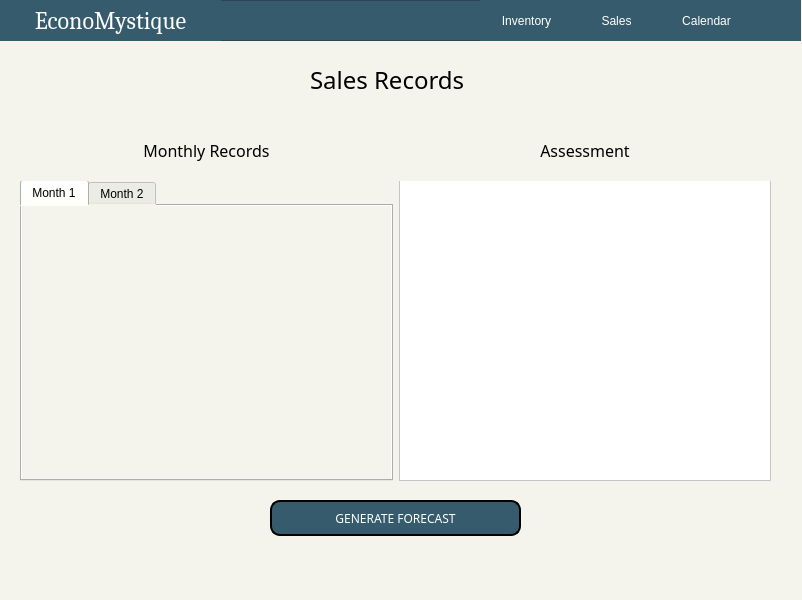
Before: the Qt Designer form sales.ui in ongchangco/Economystique2, drawn with Qt 5.
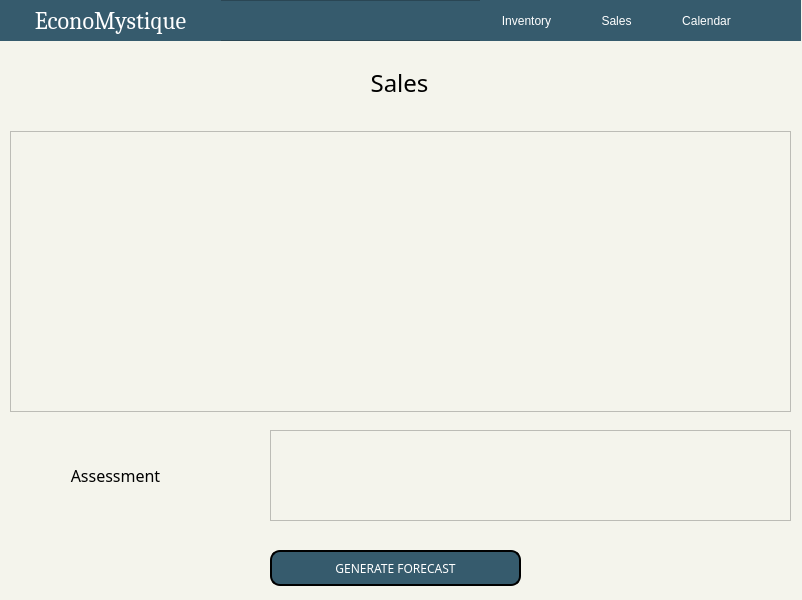
After: the same form once the commit is applied. Icons and pictures are not drawn.

Commit message: Main Inventory to Sales, Inventory to Inventory Removed Go Back for Inventory Added Item Button for Inventory

Diff of the .ui file:
```diff
--- a/sales.ui
+++ b/sales.ui
@@ -23,125 +23,6 @@
 color: black;
 </string>
   </property>
-  <widget class="QWidget" name="horizontalLayoutWidget">
-   <property name="geometry">
-    <rect>
-     <x>20</x>
-     <y>180</y>
-     <width>751</width>
-     <height>301</height>
-    </rect>
-   </property>
-   <layout class="QHBoxLayout" name="horizontalLayout">
-    <item>
-     <widget class="QTabWidget" name="tabWidget">
-      <property name="tabShape">
-       <enum>QTabWidget::Rounded</enum>
-      </property>
-      <property name="currentIndex">
-       <number>0</number>
-      </property>
-      <widget class="QWidget" name="tab_1">
-       <attribute name="title">
-        <string>Month 1</string>
-       </attribute>
-      </widget>
-      <widget class="QWidget" name="tab_2">
-       <attribute name="title">
-        <string>Month 2</string>
-       </attribute>
-      </widget>
-     </widget>
-    </item>
-    <item>
-     <widget class="QListView" name="assessmentListView">
-      <property name="styleSheet">
-       <string notr="true">background-color: white;
-color: black;
-</string>
-      </property>
-     </widget>
-    </item>
-   </layout>
-  </widget>
-  <widget class="QWidget" name="horizontalLayoutWidget_2">
-   <property name="geometry">
-    <rect>
-     <x>20</x>
-     <y>120</y>
-     <width>751</width>
-     <height>61</height>
-    </rect>
-   </property>
-   <layout class="QHBoxLayout" name="horizontalLayout_2" stretch="0,0">
-    <property name="leftMargin">
-     <number>0</number>
-    </property>
-    <property name="rightMargin">
-     <number>0</number>
-    </property>
-    <item>
-     <widget class="QLabel" name="MonthlyRecords">
-      <property name="font">
-       <font>
-        <family>Sans Serif Collection</family>
-        <pointsize>12</pointsize>
-       </font>
-      </property>
-      <property name="text">
-       <string>Monthly Records</string>
-      </property>
-      <property name="alignment">
-       <set>Qt::AlignCenter</set>
-      </property>
-     </widget>
-    </item>
-    <item>
-     <widget class="QLabel" name="Assessment">
-      <property name="font">
-       <font>
-        <family>Sans Serif Collection</family>
-        <pointsize>12</pointsize>
-       </font>
-      </property>
-      <property name="text">
-       <string>Assessment</string>
-      </property>
-      <property name="alignment">
-       <set>Qt::AlignCenter</set>
-      </property>
-     </widget>
-    </item>
-   </layout>
-  </widget>
-  <widget class="QWidget" name="verticalLayoutWidget">
-   <property name="geometry">
-    <rect>
-     <x>0</x>
-     <y>40</y>
-     <width>801</width>
-     <height>80</height>
-    </rect>
-   </property>
-   <layout class="QVBoxLayout" name="verticalLayout">
-    <property name="leftMargin">
-     <number>310</number>
-    </property>
-    <item>
-     <widget class="QLabel" name="SalesRecords">
-      <property name="font">
-       <font>
-        <family>Sans Serif Collection</family>
-        <pointsize>18</pointsize>
-       </font>
-      </property>
-      <property name="text">
-       <string>Sales Records</string>
-      </property>
-     </widget>
-    </item>
-   </layout>
-  </widget>
   <widget class="QFrame" name="frame">
    <property name="geometry">
     <rect>
@@ -340,7 +221,7 @@
    <property name="geometry">
     <rect>
      <x>270</x>
-     <y>500</y>
+     <y>550</y>
      <width>251</width>
      <height>36</height>
     </rect>
@@ -378,6 +259,70 @@
     <bool>false</bool>
    </property>
   </widget>
+  <widget class="QLabel" name="Assessment">
+   <property name="geometry">
+    <rect>
+     <x>10</x>
+     <y>440</y>
+     <width>211</width>
+     <height>71</height>
+    </rect>
+   </property>
+   <property name="font">
+    <font>
+     <family>Sans Serif Collection</family>
+     <pointsize>12</pointsize>
+    </font>
+   </property>
+   <property name="text">
+    <string>Assessment</string>
+   </property>
+   <property name="alignment">
+    <set>Qt::AlignCenter</set>
+   </property>
+  </widget>
+  <widget class="QLabel" name="SalesRecords">
+   <property name="geometry">
+    <rect>
+     <x>9</x>
+     <y>47</y>
+     <width>781</width>
+     <height>71</height>
+    </rect>
+   </property>
+   <property name="font">
+    <font>
+     <family>Sans Serif Collection</family>
+     <pointsize>18</pointsize>
+    </font>
+   </property>
+   <property name="text">
+    <string>Sales</string>
+   </property>
+   <property name="alignment">
+    <set>Qt::AlignCenter</set>
+   </property>
+  </widget>
+  <widget class="QTableWidget" name="productTable">
+   <property name="geometry">
+    <rect>
+     <x>10</x>
+     <y>131</y>
+     <width>781</width>
+     <height>281</height>
+    </rect>
+   </property>
+  </widget>
+  <widget class="QTextBrowser" name="txtAssessment">
+   <property name="geometry">
+    <rect>
+     <x>270</x>
+     <y>430</y>
+     <width>521</width>
+     <height>91</height>
+    </rect>
+   </property>
+  </widget>
  </widget>
  <resources/>
  <connections/>
```
The commit also changes 11 other files.
